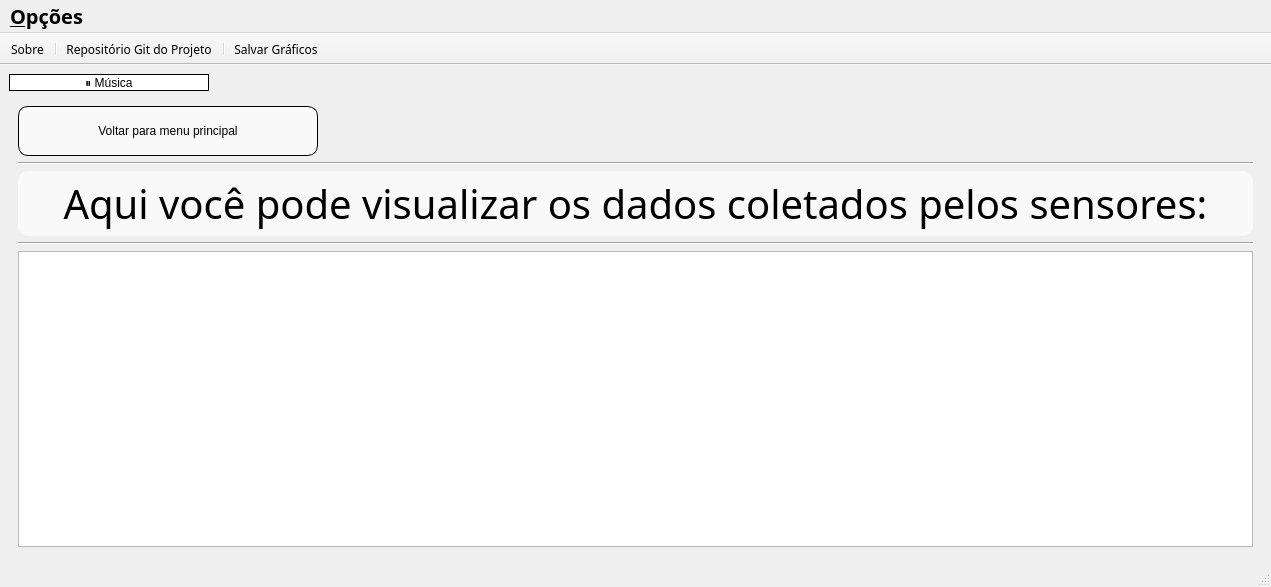
Before: the Qt Designer form scr/mainwindow.ui in ST-Brenda/Projeto-Final-LabProg-III, drawn with Qt 5.
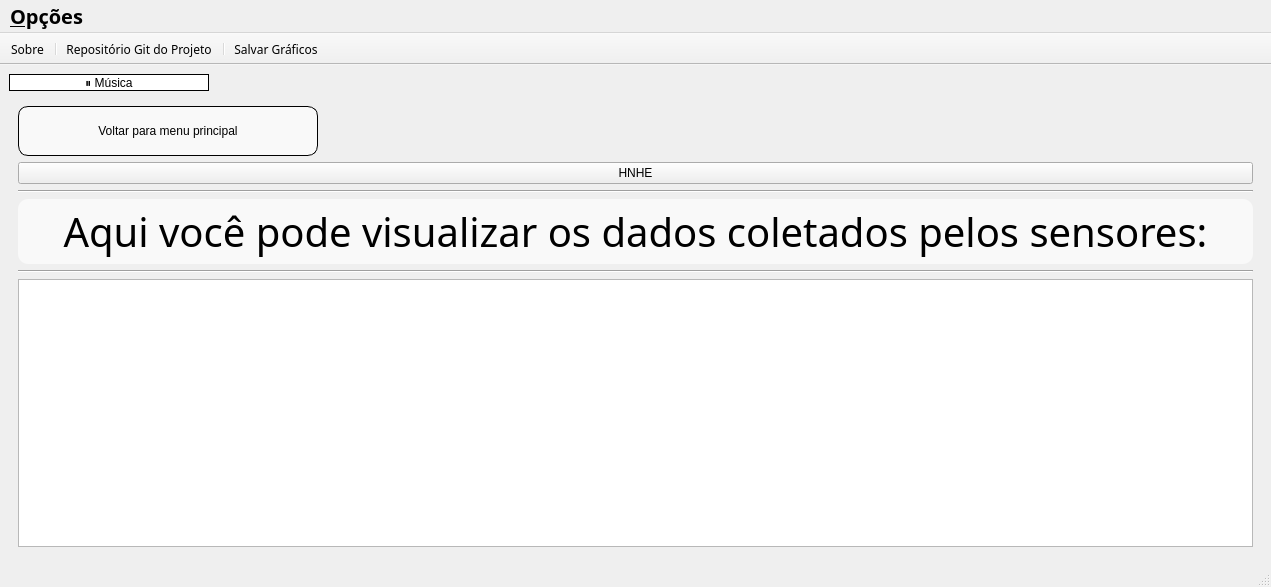
After: the same form once the commit is applied. The open tabs and pages were chosen to show the change. Icons and pictures are not drawn.

Patch:
```diff
--- a/scr/mainwindow.ui
+++ b/scr/mainwindow.ui
@@ -619,6 +619,13 @@
           </property>
          </widget>
         </item>
+        <item>
+         <widget class="QPushButton" name="TESTE">
+          <property name="text">
+           <string>HNHE</string>
+          </property>
+         </widget>
+        </item>
         <item>
          <widget class="Line" name="line_2">
           <property name="orientation">
```
Left out of the diff: 2 changed lines with no effect on the pictures.
